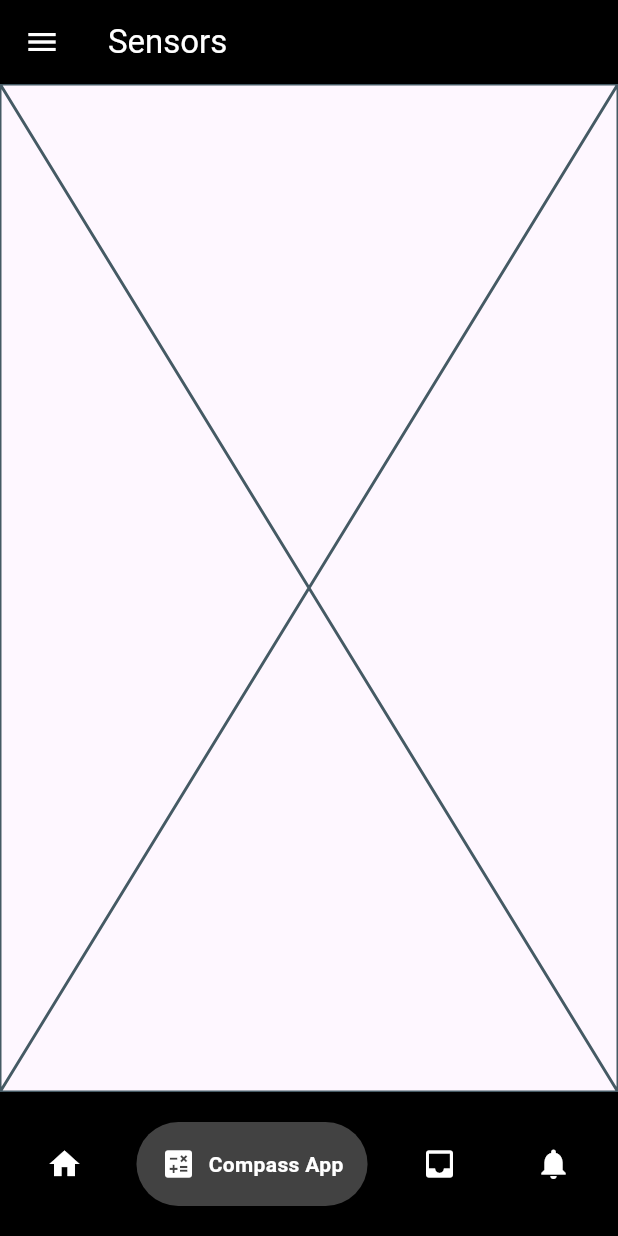
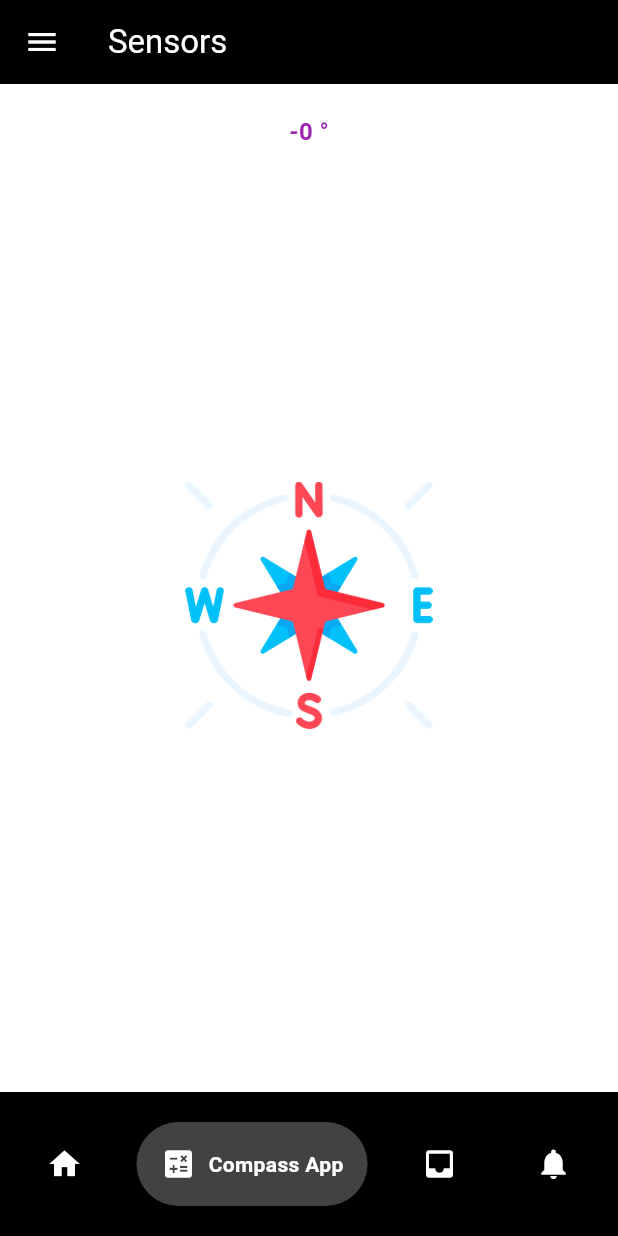
Before and after one commit to Raphaela664/MOBILE_PROGRAMMING_SENSORS_FLUTTER, a Flutter app: the screen it shows after launch, item 2 of the bottom bar chosen, on a phone screen of 412 x 824 dp. Run offline on Flutter 3.47's test engine with Material 3 defaults, Android fonts, the phone set to English and light mode, and no system bars; drawn by our look-alikes of google_nav_bar; our stand-ins replace decimal, font_awesome_flutter, pedometer, percent_indicator, permission_handler, sensors_plus.

Commit message:
implement compass app

```diff
--- a/sensors/lib/pages/compass.dart
+++ b/sensors/lib/pages/compass.dart
@@ -1,4 +1,7 @@
+import 'dart:async';
+import 'package:sensors_plus/sensors_plus.dart';
 import 'package:flutter/material.dart';
+import 'dart:math';
 
 class CompassApp extends StatefulWidget {
   const CompassApp({super.key});
@@ -8,8 +11,72 @@ class CompassApp extends StatefulWidget {
 }
 
 class _CompassAppState extends State<CompassApp> {
+
+  MagnetometerEvent _magneticEvent = MagnetometerEvent(0, 0, 0);
+  StreamSubscription? subscription;
+  @override
+  void initState() {
+    super.initState();
+    subscription = magnetometerEvents.listen((event) {
+      setState(() {
+        _magneticEvent = event;
+      });
+    });
+  }
+
+  @override
+  void dispose() {
+    subscription?.cancel();
+    super.dispose();
+  }
+
+  double calculateDegrees(double x, double y) {
+    double heading = atan2(x, y);
+    // Convert from radians to degrees
+    heading = heading * 180 / pi;
+    // Ensure that the heading is between 0 and 360 degrees
+
+    if (heading > 0) {
+      heading -= 360;
+    }
+    return heading * -1;
+  }
+
+
   @override
   Widget build(BuildContext context) {
-    return const Placeholder();
+    final degrees = calculateDegrees(_magneticEvent.x, _magneticEvent.y);
+    final angle = -1 * pi / 180 * degrees;
+
+    return Scaffold(
+      backgroundColor: Colors.white,
+
+      body: Padding(
+        padding: const EdgeInsets.all(20.0),
+        child: Column(
+          mainAxisAlignment: MainAxisAlignment.center,
+          children: [
+            Text(
+              '${degrees.toStringAsFixed(0)} °',
+                style: TextStyle(
+                fontWeight: FontWeight.bold,
+                fontSize: 16.0,
+                color: Colors.purple,
+              )),
+            Expanded(
+              child: Center(
+                child: Transform.rotate(
+                  angle: angle,
+                  child: Image.asset(
+                    'images/compass.png',
+                    height: MediaQuery.of(context).size.height * 0.2,
+                  ),
+                ),
+              ),
+            ),
+          ],
+        ),
+      ),
+    );
   }
 }
--- a/sensors/lib/pages/step_counter.dart
+++ b/sensors/lib/pages/step_counter.dart
@@ -130,18 +130,12 @@ void _onData(int stepCountValue) async {
           CircularPercentIndicator(
             radius: 100.0,
             lineWidth: 13.0,
-            // animation: true,
-            // center: Icon(
-            //   FontAwesomeIcons.personWalking,
-            //   size: 50.0,
-            //   color: Colors.black,
-            // ),
             animation: true,
-  center: Image.asset(
-    'images/footprint.gif', // Replace this URL with the URL of your GIF
-    width: 90.0,
-    height: 90.0,
-  ),
+            center: Image.asset(
+              'images/footprint.gif',
+              width: 90.0,
+              height: 90.0,
+            ),
             percent: 0.217,
             footer: Text(
               "Steps: $_stepCountValue",
--- a/sensors/pubspec.yaml
+++ b/sensors/pubspec.yaml
@@ -41,6 +41,7 @@ dependencies:
   pedometer: ^4.0.1
   decimal: ^2.3.3
   permission_handler: ^11.3.1
+  sensors_plus: 4.0.2
 
 dev_dependencies:
   flutter_test:
@@ -70,6 +71,7 @@ flutter:
   #   - images/a_dot_ham.jpeg
   assets:
     - images/footprint.gif
+    - images/compass.png
 
   # An image asset can refer to one or more resolution-specific "variants", see
   # https://flutter.dev/assets-and-images/#resolution-aware
```
Also changed, not shown: sensors/images/compass.png (added), sensors/pubspec.lock.
